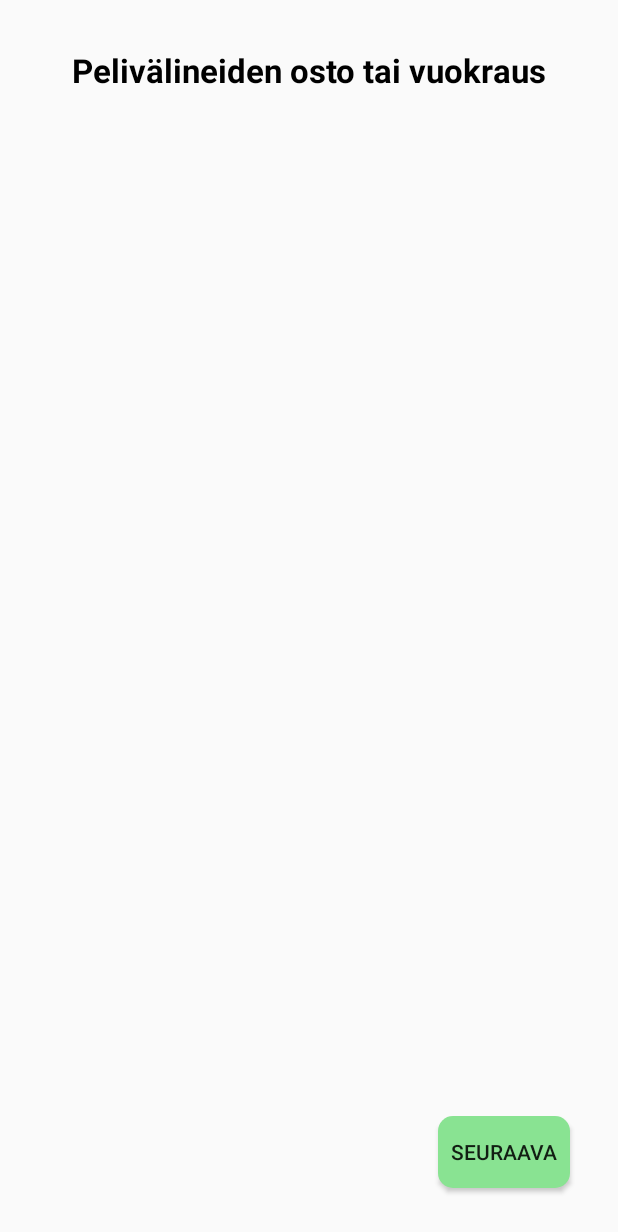
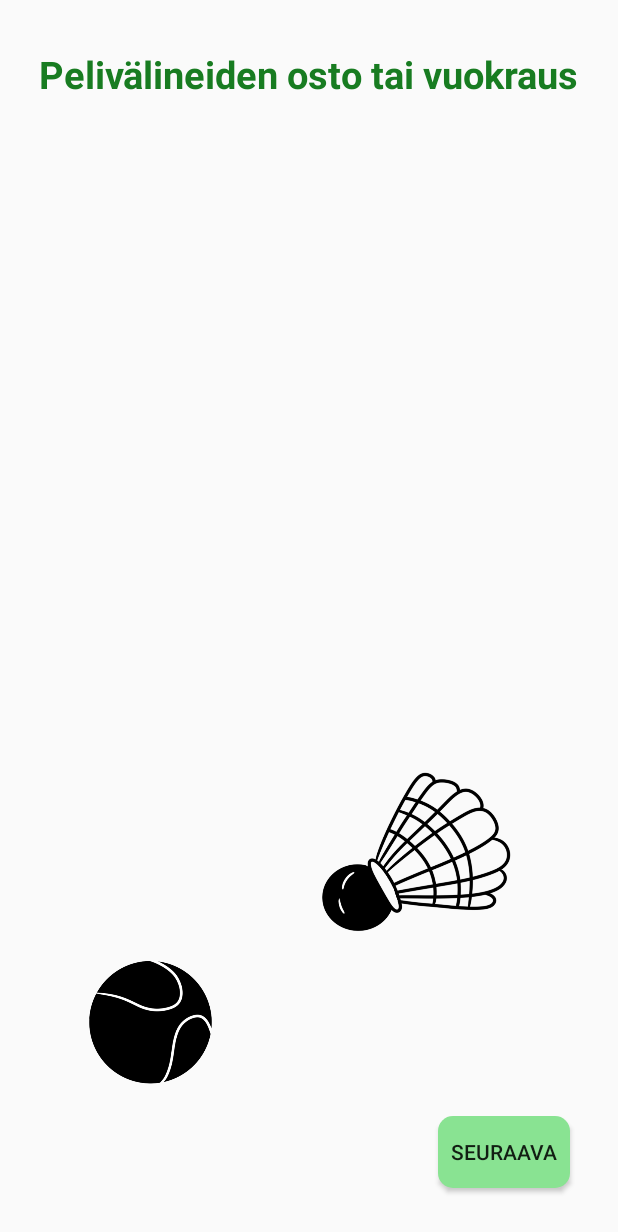
Before and after one commit to tleminen/Ohjelmistotuotanto1, an Android app built with Jetpack Compose: the fragment pelivalineetFragment placed in its activity, on a phone screen of 412 x 824 dp. Shown: the top 1232 px of the screen. Run offline under Robolectric (Android 15) with nearby library versions, the phone set to English and light mode, and no system bars; network calls fail; 11 statements that could not run were skipped.

Commit message:
kellonaika_valinta, kentta, maksuikkuna, pelivalineet, pvm, toimp fragmenttien tekstien muokkaus ja pelivalineet kuvien lisays

```diff
--- a/app/src/main/res/layout/fragment_kellonaika_valinta.xml
+++ b/app/src/main/res/layout/fragment_kellonaika_valinta.xml
@@ -24,8 +24,8 @@
             android:paddingBottom="40dp"
             android:text="Valitse kellonaika"
             android:textAlignment="center"
-            android:textColor="@color/black"
-            android:textSize="22sp"
+            android:textColor="#187C21"
+            android:textSize="25sp"
             android:textStyle="bold" />
 
         <LinearLayout
--- a/app/src/main/res/layout/fragment_kentta.xml
+++ b/app/src/main/res/layout/fragment_kentta.xml
@@ -30,9 +30,9 @@
             android:minHeight="48dp"
             android:text="@string/tv_kenttaValitse"
             android:textAlignment="center"
-            android:textSize="22sp"
+            android:textSize="25sp"
             android:textStyle="bold"
-            android:textColor="@color/black"
+            android:textColor="#187C21"
             app:layout_constraintEnd_toEndOf="parent"
             app:layout_constraintStart_toStartOf="parent"
             app:layout_constraintTop_toTopOf="parent" />
--- a/app/src/main/res/layout/fragment_pelivalineet.xml
+++ b/app/src/main/res/layout/fragment_pelivalineet.xml
@@ -16,9 +16,9 @@
             android:layout_height="wrap_content"
             android:layout_marginTop="32dp"
             android:text="@string/tv_otsikko_pelivalineet"
-            android:textSize="22sp"
+            android:textColor="#187C21"
+            android:textSize="25sp"
             android:textStyle="bold"
-            android:textColor="@color/black"
             app:layout_constraintEnd_toEndOf="parent"
             app:layout_constraintStart_toStartOf="parent"
             app:layout_constraintTop_toTopOf="parent" />
@@ -37,11 +37,33 @@
             android:id="@+id/bt_Pelivaline_Seuraava"
             android:layout_width="wrap_content"
             android:layout_height="wrap_content"
-            android:background="@drawable/btn_teema5"
             android:layout_marginEnd="32dp"
             android:layout_marginBottom="32dp"
+            android:background="@drawable/btn_teema5"
             android:text="@string/bt_seuraava_pelivalineet"
             app:layout_constraintBottom_toBottomOf="parent"
             app:layout_constraintEnd_toEndOf="parent" />
+
+        <ImageView
+            android:id="@+id/imageView7"
+            android:layout_width="219dp"
+            android:layout_height="270dp"
+            android:layout_marginBottom="116dp"
+            android:src="@drawable/sulkapallo"
+            app:layout_constraintBottom_toBottomOf="parent"
+            app:layout_constraintEnd_toEndOf="parent"
+            app:layout_constraintHorizontal_bias="0.859"
+            app:layout_constraintStart_toStartOf="parent" />
+
+        <ImageView
+            android:id="@+id/imageView8"
+            android:layout_width="182dp"
+            android:layout_height="280dp"
+            android:layout_marginBottom="4dp"
+            android:src="@drawable/tennispallo"
+            app:layout_constraintBottom_toBottomOf="parent"
+            app:layout_constraintEnd_toEndOf="@+id/imageView7"
+            app:layout_constraintHorizontal_bias="0.085"
+            app:layout_constraintStart_toStartOf="parent" />
     </androidx.constraintlayout.widget.ConstraintLayout>
 </FrameLayout>
--- a/app/src/main/res/layout/fragment_toimip.xml
+++ b/app/src/main/res/layout/fragment_toimip.xml
@@ -17,6 +17,10 @@
             android:layout_height="wrap_content"
             android:layout_marginTop="8dp"
             android:text="@string/tv_th_Otsikko"
+            android:textAlignment="center"
+            android:textColor="#187C21"
+            android:textSize="25sp"
+            android:textStyle="bold"
             app:layout_constraintEnd_toEndOf="parent"
             app:layout_constraintStart_toStartOf="parent"
             app:layout_constraintTop_toTopOf="parent" />
```
Also changed, not shown: app/src/main/res/layout/fragment_maksuikkuna.xml (+10 -4 lines), app/src/main/res/layout/fragment_pvm.xml (+9 -7 lines), app/src/main/res/drawable/pelaajat2.png (added).
